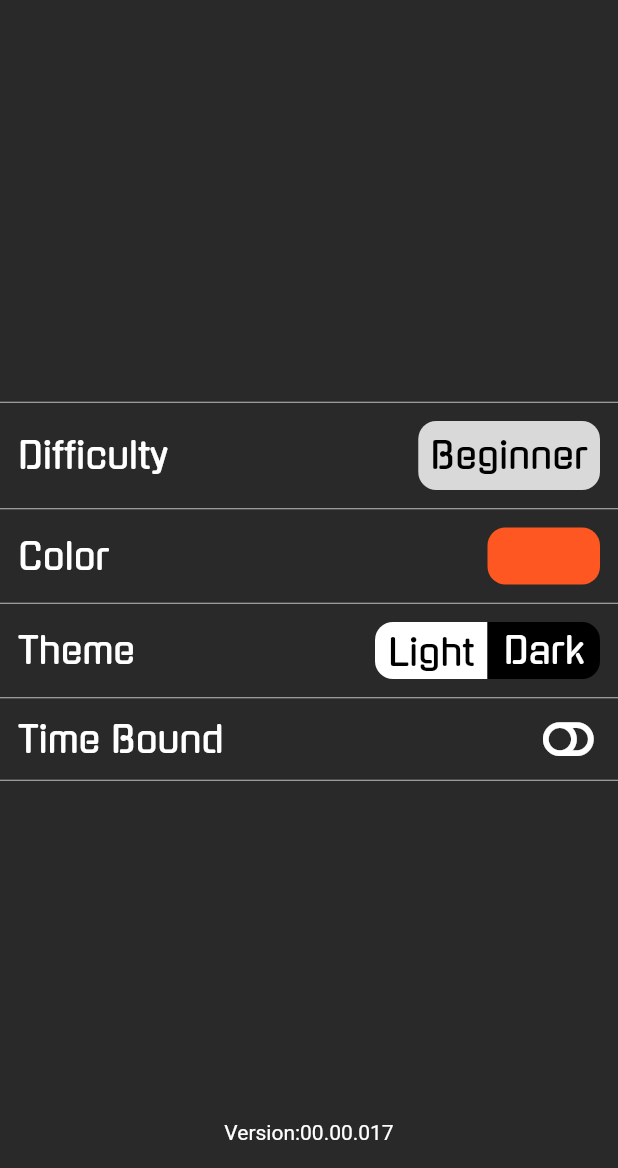
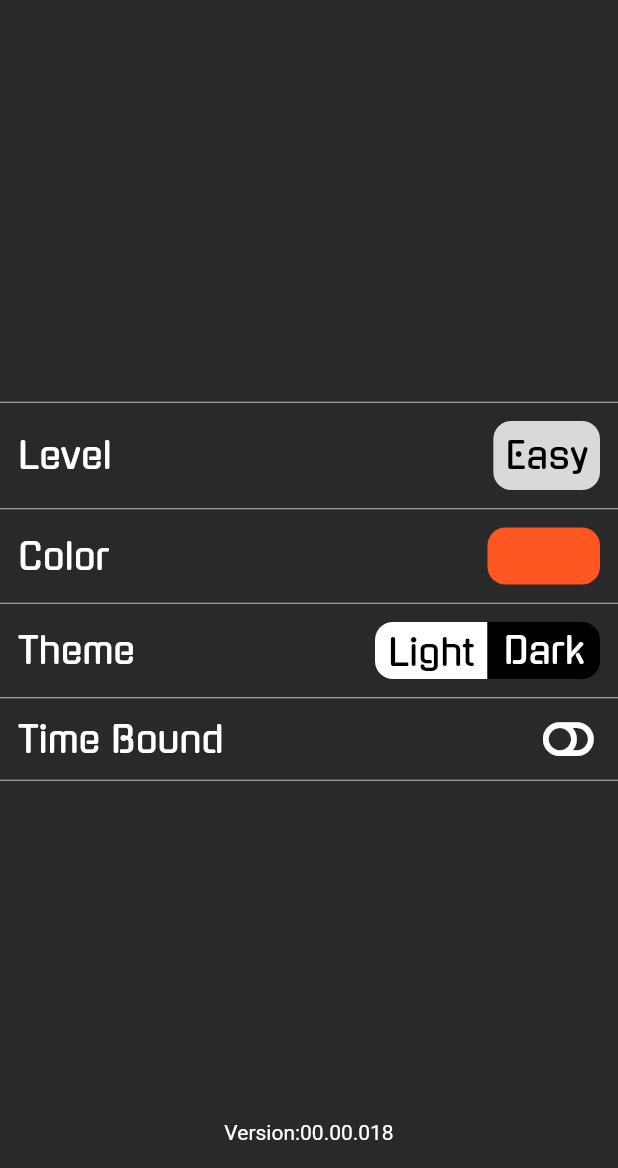
Before and after one commit to fitmat/ys_sudoku, a Flutter app: the SettingsScreen screen opened directly, on a phone screen of 412 x 824 dp, the part 68-1236 px from its top. Run offline on Flutter 3.47's test engine with Material 2 defaults, Android fonts, the phone set to English and light mode, and no system bars; our stand-ins replace confetti, font_awesome_flutter, google_fonts, page_transition, responsive_sizer, shared_preferences; missing offline and left inert: bitsdojo_window, flutter_animated_dialog, sudoku_solver_generator, vs_scrollbar; accounts and stored records are empty.

Commit message:
UI changes

```diff
--- a/sudoku/lib/main.dart
+++ b/sudoku/lib/main.dart
@@ -136,7 +136,7 @@ class HomePageState extends State<HomePage>
     } on UnimplementedError {}
     getPrefs().whenComplete(() {
       if (currentDifficultyLevel == null) {
-        currentDifficultyLevel = 'Beginner';
+        currentDifficultyLevel = 'Easy';
         setPrefs('currentDifficultyLevel');
       }
       if (currentTheme == null) {
@@ -281,29 +281,29 @@ class HomePageState extends State<HomePage>
   }
 
   static int emptyBoxes;
-  static List<List<List<int>>> getNewGame([String difficulty = 'Beginner']) {
+  static List<List<List<int>>> getNewGame([String difficulty = 'Easy']) {
     switch (difficulty) {
       case 'test':
         {
           emptyBoxes = 2;
         }
         break;
-      case 'Beginner':
+      case 'Easy':
         {
           emptyBoxes = 27;
         }
         break;
-      case 'Easy':
+      case 'Medium':
         {
           emptyBoxes = 36;
         }
         break;
-      case 'Medium':
+      case 'Hard':
         {
           emptyBoxes = 45;
         }
         break;
-      case 'Hard':
+      case 'Expert':
         {
           emptyBoxes = 54;
         }
@@ -313,7 +313,7 @@ class HomePageState extends State<HomePage>
     return [generator.newSudoku, generator.newSudokuSolved];
   }
 
-  void setGame(int mode, [String difficulty = 'Beginner']) {
+  void setGame(int mode, [String difficulty = 'Easy']) {
     if (mode == 1) {
       game = new List.generate(9, (i) => [0, 0, 0, 0, 0, 0, 0, 0, 0]);
       gameCopy = SudokuUtilities.copySudoku(game);
@@ -433,7 +433,7 @@ class HomePageState extends State<HomePage>
                 Provider.of<GamePreferences>(context, listen: false)
                     .setTimer(requiredTime);
                 Utils.goToGameOverAlert(
-                    context, true, "Limit Exhausted", filledEntries);
+                    context, true, "Limit's Up", filledEntries);
                 _counter = 0;
               });
             }
--- a/sudoku/lib/pages/GamePreferences.dart
+++ b/sudoku/lib/pages/GamePreferences.dart
@@ -4,7 +4,7 @@ import 'package:sudoku/Styles.dart';
 import 'package:sudoku/main.dart';
 
 class GamePreferences extends ChangeNotifier {
-  String difficultyLevel = HomePageState.currentDifficultyLevel ?? "Beginner";
+  String difficultyLevel = HomePageState.currentDifficultyLevel ?? "Easy";
   String theme = "Dark";
   String color = "Orange";
   bool isTimeBound = false;
--- a/sudoku/lib/pages/HomeScreen.dart
+++ b/sudoku/lib/pages/HomeScreen.dart
@@ -26,7 +26,7 @@ class _HomeScreenState extends State<HomeScreen> {
         HomePageState.setPrefs('currentAccentColor');
       }
       if (HomePageState.currentDifficultyLevel == null) {
-        HomePageState.currentDifficultyLevel = 'Beginner';
+        HomePageState.currentDifficultyLevel = 'Easy';
         HomePageState.setPrefs('currentDifficultyLevel');
       }
       HomePageState.changeAccentColor(HomePageState.currentAccentColor, true);
--- a/sudoku/lib/pages/SettingsScreen.dart
+++ b/sudoku/lib/pages/SettingsScreen.dart
@@ -78,7 +78,7 @@ class _SettingsScreenState extends State<SettingsScreen> {
                                     MainAxisAlignment.spaceBetween,
                                 crossAxisAlignment: CrossAxisAlignment.center,
                                 children: [
-                                  Text("Difficulty",
+                                  Text("Level",
                                       textAlign: TextAlign.center,
                                       style: TextStyle(
                                           color: HomePageState.currentTheme ==
@@ -457,7 +457,7 @@ class _SettingsScreenState extends State<SettingsScreen> {
                       children: [
                         Padding(
                           padding: const EdgeInsets.only(bottom: 16.0),
-                          child: Text('Version:00.00.017',
+                          child: Text('Version:00.00.018',
                               style: TextStyle(
                                 color: HomePageState.currentTheme == "light"
                                     ? Styles.lightThemeprimaryColor
--- a/sudoku/pubspec.yaml
+++ b/sudoku/pubspec.yaml
@@ -15,7 +15,7 @@ publish_to: 'none' # Remove this line if you wish to publish to pub.dev
 # In iOS, build-name is used as CFBundleShortVersionString while build-number used as CFBundleVersion.
 # Read more about iOS versioning at
 # https://developer.apple.com/library/archive/documentation/General/Reference/InfoPlistKeyReference/Articles/CoreFoundationKeys.html
-version: 00.00.017+0000017
+version: 00.00.018+0000018
 
 environment:
   sdk: ">=2.7.0 <3.0.0"
```
Also changed, not shown: sudoku/lib/Alerts.dart (+41 -21 lines).
